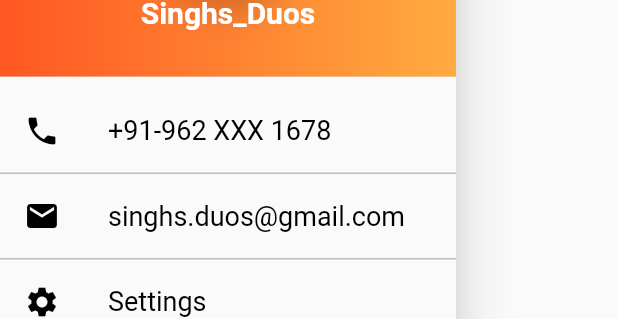
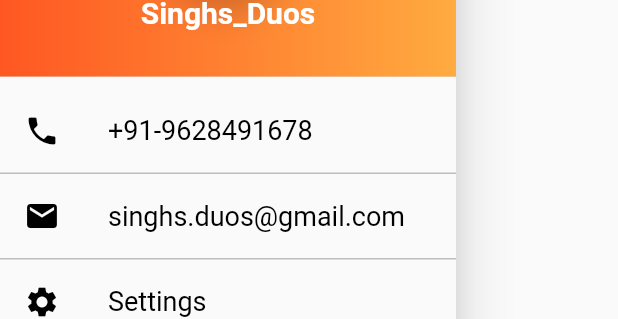
Before and after one commit to singhsduos/Flutter_Project, a Flutter app: the MyDrawer widget shown alone on an empty page, opened directly, on a phone screen of 412 x 824 dp. Shown: the part 165-484 px from the top of the screen. Run offline on Flutter 3.47's test engine with Material 2 defaults, Android fonts, the phone set to English and light mode, and no system bars.

Commit message:
first commit

```diff
--- a/Profile_App/lib/MyDrawer.dart
+++ b/Profile_App/lib/MyDrawer.dart
@@ -12,52 +12,49 @@
                 gradient: LinearGradient(colors: <Color>[
               Colors.deepOrange,
               Colors.orangeAccent,
-              ]
-            )
-          ),
-
-
+            ])),
             child: Container(
               child: Column(
                 children: <Widget>[
                   Material(
-
                     borderRadius: BorderRadius.all(Radius.circular(50.0)),
                     elevation: 10,
-                  child: Padding(padding: EdgeInsets.all(0.4),
-                  child: Image.asset('images/6.jpg',width: 80,height: 80,),),
+                    child: Padding(
+                      padding: EdgeInsets.all(0.4),
+                      child: Image.asset(
+                        'images/6.jpg',
+                        width: 80,
+                        height: 80,
                       ),
-                Padding(padding: EdgeInsets.all(10.0),
+                    ),
+                  ),
+                  Padding(
+                    padding: EdgeInsets.all(10.0),
                     child: Text(
                       'Singhs_Duos',
                       style: TextStyle(
                         color: Colors.white,
                         fontWeight: FontWeight.bold,
                         fontSize: 20.0,
-              ),),
                       ),
-
-
+                    ),
+                  ),
                 ],
               ),
             ),
-
           ),
-
-
           Container(
             child: InkWell(
               splashColor: Colors.orangeAccent,
-            onTap: (){},
+              onTap: () {},
               child: Container(
                 child: ListTile(
                   leading: Icon(
                     Icons.phone,
                     color: Colors.black,
                   ),
-
                   title: Text(
-                '+91-962 XXX 1678',
+                    '+91-9628491678',
                     style: TextStyle(
                       color: Colors.black,
                       fontSize: 18.0,
@@ -65,25 +62,21 @@
                   ),
                 ),
               ),
-        ),      decoration: BoxDecoration(
-                 border: Border(bottom: BorderSide(color: Colors.grey.shade400))
             ),
+            decoration: BoxDecoration(
+                border:
+                    Border(bottom: BorderSide(color: Colors.grey.shade400))),
           ),
-
-
-
-
           Container(
             child: InkWell(
               splashColor: Colors.orangeAccent,
-            onTap: (){},
+              onTap: () {},
               child: Container(
                 child: ListTile(
                   leading: Icon(
                     Icons.email,
                     color: Colors.black,
                   ),
-
                   title: Text(
                     'singhs.duos@gmail.com',
                     style: TextStyle(
@@ -93,23 +86,21 @@
                   ),
                 ),
               ),
-        ),      decoration: BoxDecoration(
-                 border: Border(bottom: BorderSide(color: Colors.grey.shade400))
             ),
+            decoration: BoxDecoration(
+                border:
+                    Border(bottom: BorderSide(color: Colors.grey.shade400))),
           ),
-
-
           Container(
             child: InkWell(
               splashColor: Colors.orangeAccent,
-            onTap: (){},
+              onTap: () {},
               child: Container(
                 child: ListTile(
                   leading: Icon(
                     Icons.settings,
                     color: Colors.black,
                   ),
-
                   title: Text(
                     'Settings',
                     style: TextStyle(
@@ -119,22 +110,21 @@
                   ),
                 ),
               ),
-        ),      decoration: BoxDecoration(
-                 border: Border(bottom: BorderSide(color: Colors.grey.shade400))
             ),
+            decoration: BoxDecoration(
+                border:
+                    Border(bottom: BorderSide(color: Colors.grey.shade400))),
           ),
-
           Container(
             child: InkWell(
               splashColor: Colors.orangeAccent,
-            onTap: (){},
+              onTap: () {},
               child: Container(
                 child: ListTile(
                   leading: Icon(
                     Icons.logout,
                     color: Colors.black,
                   ),
-
                   title: Text(
                     'Logout',
                     style: TextStyle(
@@ -144,13 +134,11 @@
                   ),
                 ),
               ),
-        ),      decoration: BoxDecoration(
-                 border: Border(bottom: BorderSide(color: Colors.grey.shade400))
             ),
+            decoration: BoxDecoration(
+                border:
+                    Border(bottom: BorderSide(color: Colors.grey.shade400))),
           ),
-
-
-
         ],
       ),
     );
```
Lines whose indentation alone changed are shown as unchanged.
